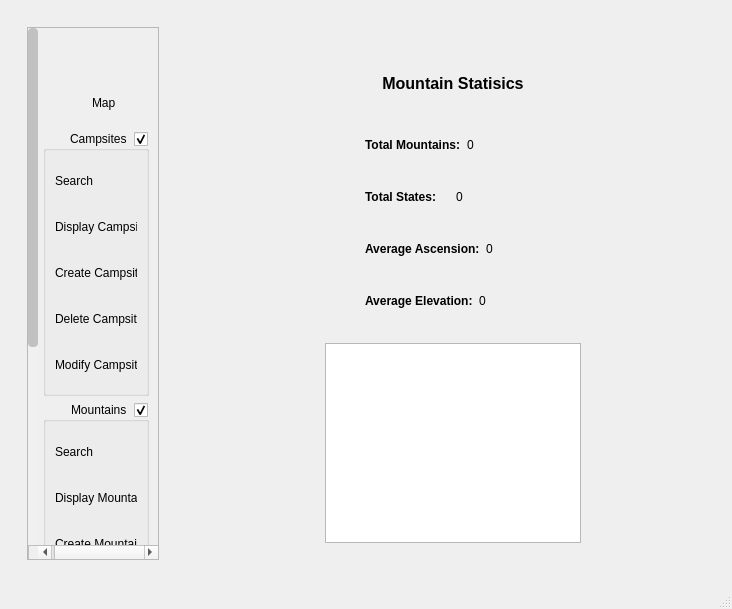
Above: UI_design.ui from AustinN-Tech/Basecamp_Project before the change. Below: the same form after it.
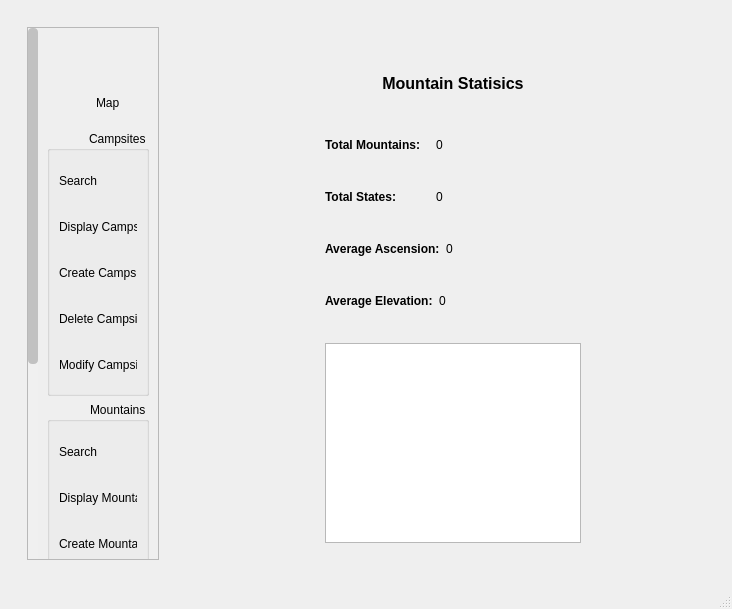
That is the form after the change. The open tabs and pages were chosen to show the change. Icons and pictures are not drawn.

Patch:
```diff
--- a/UI_design.ui
+++ b/UI_design.ui
@@ -78,9 +78,9 @@
             <widget class="QWidget" name="scrollAreaWidgetContents">
              <property name="geometry">
               <rect>
-               <x>-16</x>
+               <x>0</x>
                <y>0</y>
-               <width>112</width>
+               <width>96</width>
                <height>824</height>
               </rect>
              </property>
@@ -237,7 +237,7 @@
                  <string>Campsites</string>
                 </property>
                 <property name="checkable">
-                 <bool>true</bool>
+                 <bool>false</bool>
                 </property>
                 <layout class="QVBoxLayout" name="verticalLayout">
                  <item>
@@ -569,7 +569,7 @@
                  <string>Mountains</string>
                 </property>
                 <property name="checkable">
-                 <bool>true</bool>
+                 <bool>false</bool>
                 </property>
                 <layout class="QVBoxLayout" name="verticalLayout_2">
                  <item>
@@ -2190,22 +2190,6 @@
        <layout class="QGridLayout" name="gridLayout_12">
         <item row="5" column="1">
          <layout class="QHBoxLayout" name="horizontalLayout_30">
-          <item>
-           <spacer name="horizontalSpacer_45">
-            <property name="orientation">
-             <enum>Qt::Horizontal</enum>
-            </property>
-            <property name="sizeType">
-             <enum>QSizePolicy::Preferred</enum>
-            </property>
-            <property name="sizeHint" stdset="0">
-             <size>
-              <width>40</width>
-              <height>20</height>
-             </size>
-            </property>
-           </spacer>
-          </item>
           <item>
            <widget class="QLabel" name="label_67">
             <property name="font">
@@ -2248,22 +2232,6 @@
         </item>
         <item row="7" column="1">
          <layout class="QHBoxLayout" name="horizontalLayout_32">
-          <item>
-           <spacer name="horizontalSpacer_49">
-            <property name="orientation">
-             <enum>Qt::Horizontal</enum>
-            </property>
-            <property name="sizeType">
-             <enum>QSizePolicy::Preferred</enum>
-            </property>
-            <property name="sizeHint" stdset="0">
-             <size>
-              <width>40</width>
-              <height>20</height>
-             </size>
-            </property>
-           </spacer>
-          </item>
           <item>
            <widget class="QLabel" name="label_71">
             <property name="font">
@@ -2322,22 +2290,6 @@
         </item>
         <item row="10" column="1">
          <layout class="QHBoxLayout" name="horizontalLayout_31">
-          <item>
-           <spacer name="horizontalSpacer_47">
-            <property name="orientation">
-             <enum>Qt::Horizontal</enum>
-            </property>
-            <property name="sizeType">
-             <enum>QSizePolicy::Preferred</enum>
-            </property>
-            <property name="sizeHint" stdset="0">
-             <size>
-              <width>40</width>
-              <height>20</height>
-             </size>
-            </property>
-           </spacer>
-          </item>
           <item>
            <widget class="QLabel" name="label_69">
             <property name="font">
@@ -2431,22 +2383,6 @@
         </item>
         <item row="3" column="1">
          <layout class="QHBoxLayout" name="horizontalLayout_29">
-          <item>
-           <spacer name="horizontalSpacer_41">
-            <property name="orientation">
-             <enum>Qt::Horizontal</enum>
-            </property>
-            <property name="sizeType">
-             <enum>QSizePolicy::Preferred</enum>
-            </property>
-            <property name="sizeHint" stdset="0">
-             <size>
-              <width>40</width>
-              <height>20</height>
-             </size>
-            </property>
-           </spacer>
-          </item>
           <item>
            <widget class="QLabel" name="label_63">
             <property name="font">
```
Left out of the diff: 36 changed lines with no effect on the pictures.
